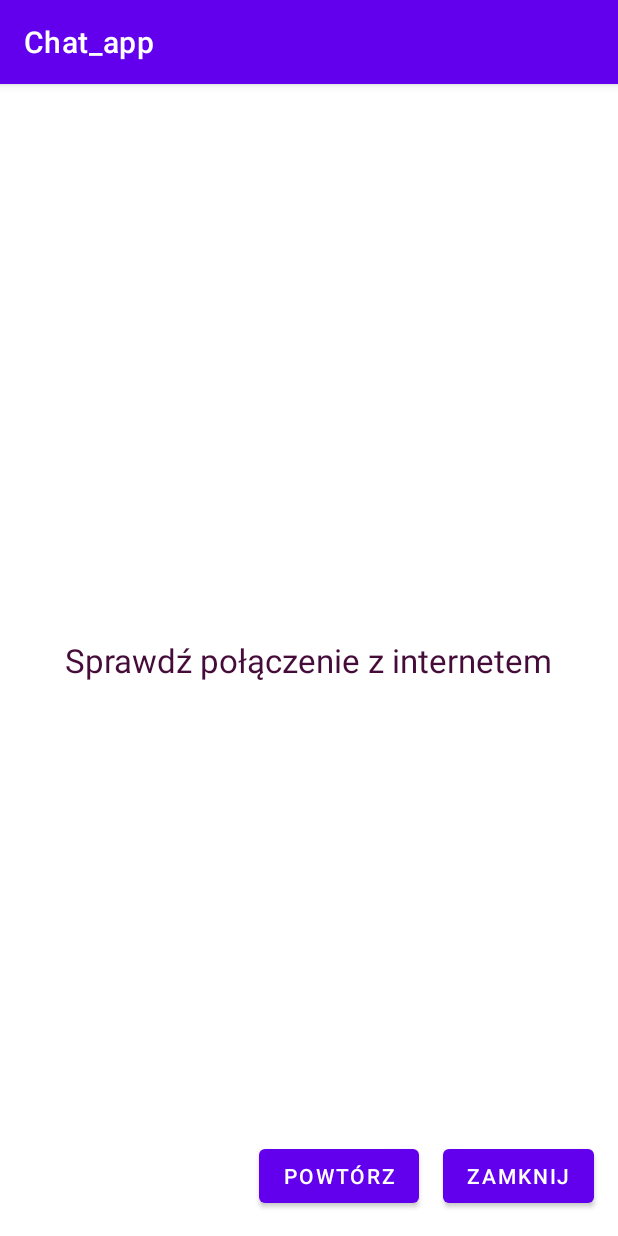
After one commit to Iakirmon/ChatAppAndroid, an Android app: the MessageActivity screen opened directly, with no data from a screen before it, on a phone screen of 412 x 824 dp. The commit adds this screen. Run offline under Robolectric (Android 15) with nearby library versions, the phone set to English and light mode, and no system bars.

Commit message:
Sprawdzanie lacznosci z internetem

```diff
--- /dev/null
+++ b/app/src/main/java/com/example/chat_app/MessageActivity.java
@@ -0,0 +1,66 @@
+package com.example.chat_app;
+
+import androidx.annotation.NonNull;
+import androidx.appcompat.app.AppCompatActivity;
+
+import android.net.ConnectivityManager;
+import android.net.Network;
+import android.net.NetworkCapabilities;
+import android.net.NetworkRequest;
+import android.os.Build;
+import android.os.Bundle;
+import android.view.View;
+import android.widget.ProgressBar;
+import android.widget.TextView;
+
+import com.example.chat_app.Common.Util;
+
+public class MessageActivity extends AppCompatActivity {
+    private TextView tvMessage;
+    private ProgressBar pbMessage;
+    private ConnectivityManager.NetworkCallback networkCallback;
+    @Override
+    protected void onCreate(Bundle savedInstanceState) {
+        super.onCreate(savedInstanceState);
+        setContentView(R.layout.activity_message);
+        tvMessage=findViewById(R.id.tvMessage);
+        pbMessage=findViewById(R.id.pbMessage);
+        if(Build.VERSION.SDK_INT>=Build.VERSION_CODES.LOLLIPOP){
+            networkCallback=new ConnectivityManager.NetworkCallback(){
+                @Override
+                public void onAvailable(@NonNull Network network) {
+                    super.onAvailable(network);
+                    finish();
+                }
+
+                @Override
+                public void onLost(@NonNull Network network) {
+                    super.onLost(network);
+                    tvMessage.setText(R.string.no_internet);
+                }
+            };
+            ConnectivityManager connectivityManager=(ConnectivityManager) getSystemService(CONNECTIVITY_SERVICE);
+            connectivityManager.registerNetworkCallback(new NetworkRequest.Builder()
+                    .addCapability(NetworkCapabilities.NET_CAPABILITY_INTERNET)
+                    .build(),networkCallback);
+        }
+
+    }
+    public void btnRetryClick(View v){
+        pbMessage.setVisibility(View.VISIBLE);
+        if(Util.connectionAvailable(this)){
+            finish();
+        } else {
+            new android.os.Handler().postDelayed(new Runnable() {
+                @Override
+                public void run() {
+                    pbMessage.setVisibility(View.GONE);
+                }
+            }, 1000);
+        }
+
+    }
+    public void btnCloseClick(View view){
+        finishAffinity();
+    }
+}
--- /dev/null
+++ b/app/src/main/res/layout/activity_message.xml
@@ -0,0 +1,59 @@
+<?xml version="1.0" encoding="utf-8"?>
+<androidx.constraintlayout.widget.ConstraintLayout xmlns:android="http://schemas.android.com/apk/res/android"
+    xmlns:app="http://schemas.android.com/apk/res-auto"
+    xmlns:tools="http://schemas.android.com/tools"
+    android:layout_width="match_parent"
+    android:layout_height="match_parent"
+    tools:context=".MessageActivity">
+
+    <TextView
+        android:id="@+id/tvMessage"
+        android:layout_width="wrap_content"
+        android:layout_height="wrap_content"
+        android:text="@string/no_internet"
+        android:textAppearance="@style/TextAppearance.AppCompat.Large"
+        android:textColor="@color/colorPrimary"
+        app:layout_constraintBottom_toBottomOf="parent"
+        app:layout_constraintEnd_toEndOf="parent"
+        app:layout_constraintStart_toStartOf="parent"
+        app:layout_constraintTop_toTopOf="parent" />
+
+    <ProgressBar
+        android:id="@+id/pbMessage"
+        style="?android:attr/progressBarStyle"
+        android:layout_width="wrap_content"
+        android:layout_height="wrap_content"
+        android:layout_marginStart="181dp"
+        android:layout_marginLeft="181dp"
+        android:layout_marginTop="44dp"
+        android:layout_marginEnd="182dp"
+        android:layout_marginRight="182dp"
+        android:visibility="gone"
+        app:layout_constraintEnd_toEndOf="parent"
+        app:layout_constraintStart_toStartOf="parent"
+        app:layout_constraintTop_toBottomOf="@+id/tvMessage" />
+
+    <Button
+        android:id="@+id/btnClose"
+        android:layout_width="wrap_content"
+        android:layout_height="wrap_content"
+        android:layout_marginEnd="16dp"
+        android:layout_marginRight="16dp"
+        android:layout_marginBottom="16dp"
+        android:onClick="btnCloseClick"
+        android:text="@string/Close"
+        app:layout_constraintBottom_toBottomOf="parent"
+        app:layout_constraintEnd_toEndOf="parent" />
+
+    <Button
+        android:id="@+id/btnRetry"
+        android:layout_width="wrap_content"
+        android:layout_height="wrap_content"
+        android:layout_marginEnd="16dp"
+        android:layout_marginRight="16dp"
+        android:layout_marginBottom="16dp"
+        android:onClick="btnRetryClick"
+        android:text="@string/btnRetry"
+        app:layout_constraintBottom_toBottomOf="parent"
+        app:layout_constraintEnd_toStartOf="@+id/btnClose" />
+</androidx.constraintlayout.widget.ConstraintLayout>
--- a/app/src/main/res/values/strings.xml
+++ b/app/src/main/res/values/strings.xml
@@ -29,4 +29,5 @@
     <string name="email_sent_failed">Nie udało się wysłać email!</string>
     <string name="resend_timer">Wyślij ponownie!</string>
     <string name="loading">Proszę czekać</string>
+    <string name="no_internet">Sprawdź połączenie z internetem</string>
 </resources>
```
Also changed, not shown: app/src/main/AndroidManifest.xml (+9 -2 lines), app/src/main/java/com/example/chat_app/Common/Util.java (added, +15 -0 lines), app/src/main/java/com/example/chat_app/login/LoginActivity.java (+11 -6 lines).
